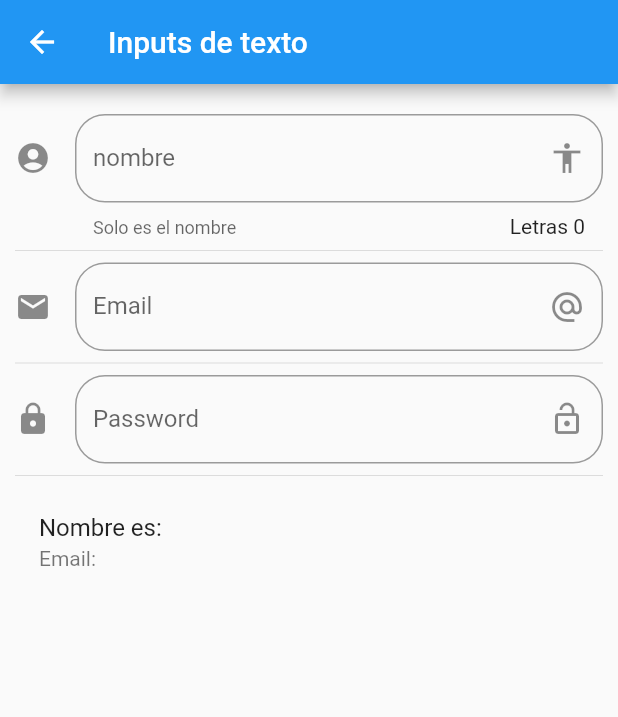
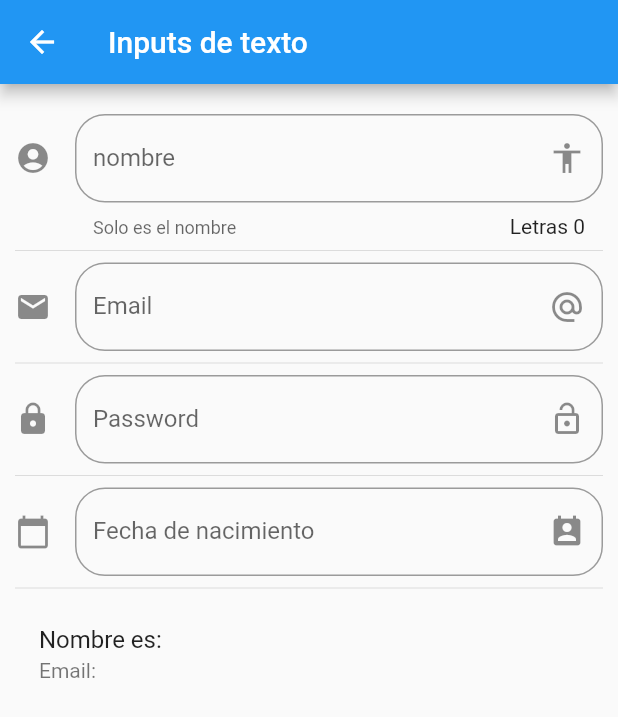
Before and after one commit to Francisca-campos/equipo1_componentes, a Flutter app: the InputPage screen opened by its route, on a phone screen of 412 x 824 dp. Shown: the top 717 px of the screen. Run offline on Flutter 3.47's test engine with Material 2 defaults, Android fonts, the phone set to English and light mode, and no system bars.

Commit message:
calendario

```diff
--- a/lib/src/pages/input_page.dart
+++ b/lib/src/pages/input_page.dart
@@ -8,6 +8,9 @@ class InputPage extends StatefulWidget {
 class _InputPageState extends State<InputPage> {
   String _nombre = '';
   String _email = '';
+  String _fecha = '';
+
+  TextEditingController _inputFieldDateController = new TextEditingController();
   @override
   Widget build(BuildContext context) {
     return Scaffold(
@@ -22,6 +25,8 @@ class _InputPageState extends State<InputPage> {
           _crearEmail(),
           Divider(),
           _crearPassword(),
+          Divider(),
+          _crearFecha(context),
           Divider(),
           _crearPersona()
         ],
@@ -81,6 +86,39 @@ class _InputPageState extends State<InputPage> {
     );
   }
 
+  Widget _crearFecha(BuildContext context) {
+    return TextField(
+      enableInteractiveSelection: false,
+      controller: _inputFieldDateController,
+      decoration: InputDecoration(
+          border: OutlineInputBorder(borderRadius: BorderRadius.circular(20.0)),
+          hintText: 'Fecha de nacimiento',
+          labelText: 'Fecha de nacimiento',
+          suffixIcon: Icon(Icons.perm_contact_calendar),
+          icon: Icon(Icons.calendar_today)),
+      onTap: () {
+        FocusScope.of(context).requestFocus(new FocusNode());
+        _selectDate(context);
+      },
+    );
+  }
+
+  _selectDate(BuildContext context) async {
+    DateTime picked = await showDatePicker(
+      context: context,
+      initialDate: new DateTime.now(),
+      firstDate: new DateTime(2018),
+      lastDate: new DateTime(2025),
+    );
+
+    if (picked != null) {
+      setState(() {
+        _fecha = picked.toString();
+        _inputFieldDateController.text = _fecha;
+      });
+    }
+  }
+
   Widget _crearPersona() {
     return ListTile(
       title: Text('Nombre es: $_nombre'),
```
